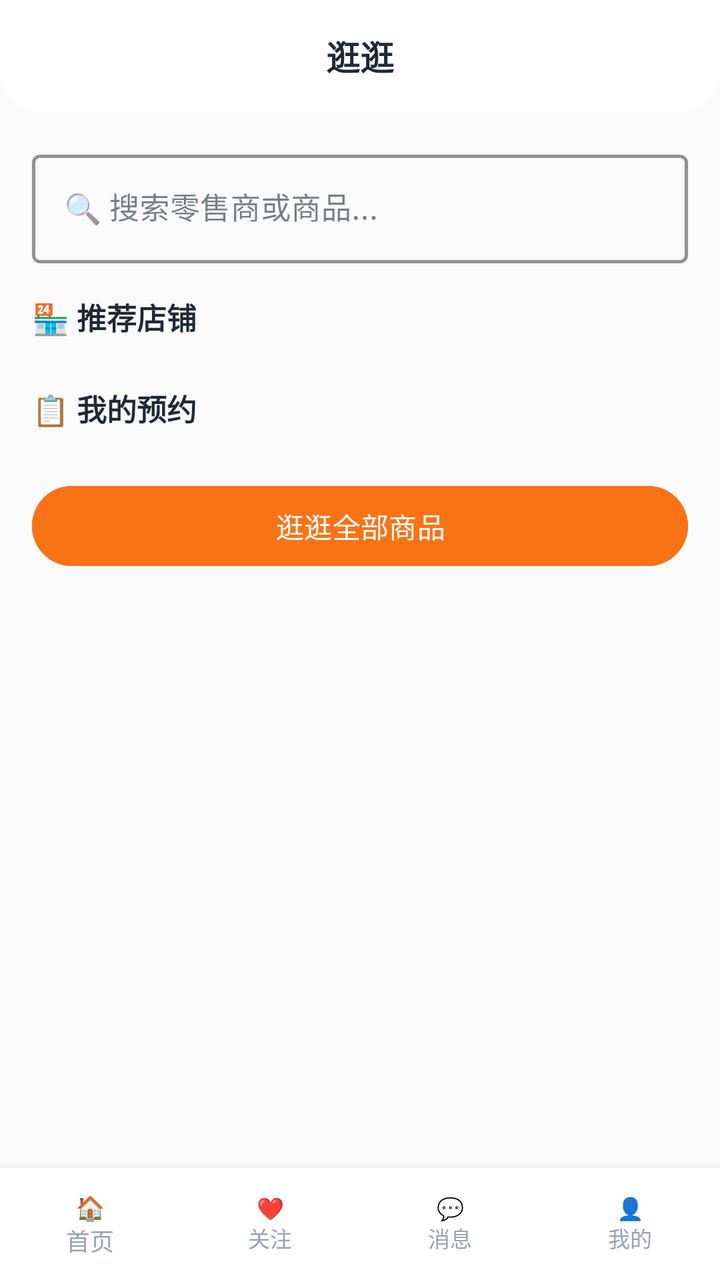
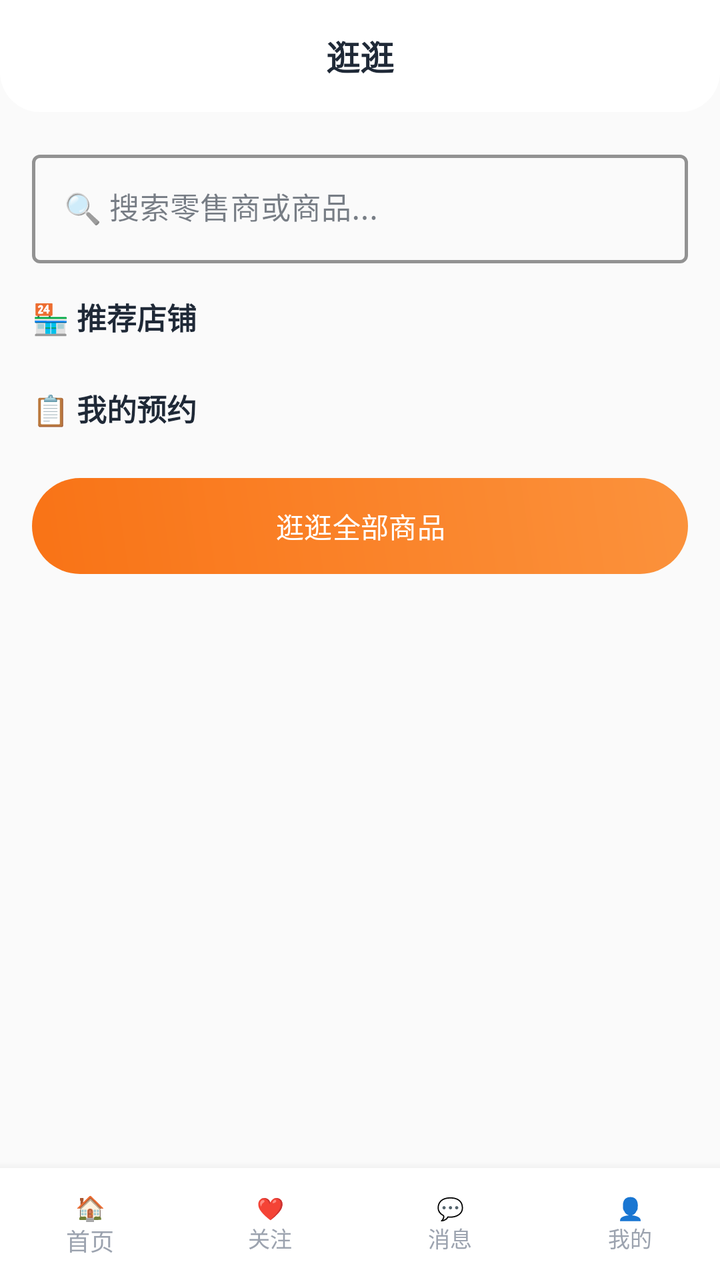

An Android layout rendered at two revisions. The XML below is the earlier revision; the diff shows what the commit changed to produce the second picture.
<!-- AndroidManifest.xml: application theme Theme.ClothingSI -->
<!-- res/layout/activity_buyer_home.xml -->
<?xml version="1.0" encoding="utf-8"?>
<LinearLayout xmlns:android="http://schemas.android.com/apk/res/android"
    xmlns:app="http://schemas.android.com/apk/res-auto"
    android:layout_width="match_parent" android:layout_height="match_parent"
    android:orientation="vertical" android:background="@color/md_surface_container_low">
    <RelativeLayout android:layout_width="match_parent" android:layout_height="56dp"
        android:background="@drawable/header_bar_bg">
        <TextView android:id="@+id/btn_back" android:layout_width="36dp" android:layout_height="36dp"
            android:text="‹" android:textSize="20sp" android:textColor="@color/md_on_surface"
            android:gravity="center" android:background="@drawable/circle_bg" android:visibility="gone" />
        <TextView android:layout_width="wrap_content" android:layout_height="wrap_content"
            android:text="逛逛" android:textSize="17sp" android:textStyle="bold"
            android:textColor="@color/md_on_surface" android:layout_centerInParent="true" />
    </RelativeLayout>
    <ScrollView android:layout_width="match_parent" android:layout_height="0dp"
        android:layout_weight="1">
        <LinearLayout android:layout_width="match_parent" android:layout_height="wrap_content"
            android:orientation="vertical" android:padding="16dp">
            <com.google.android.material.textfield.TextInputLayout
                style="@style/Widget.MaterialComponents.TextInputLayout.OutlinedBox"
                android:layout_width="match_parent" android:layout_height="wrap_content"
                app:boxStrokeColor="@color/md_primary" app:boxStrokeWidth="1.5dp"
                android:layout_marginBottom="16dp">
                <com.google.android.material.textfield.TextInputEditText android:id="@+id/et_search"
                    android:layout_width="match_parent" android:layout_height="wrap_content"
                    android:hint="🔍 搜索零售商或商品..." android:textSize="15sp"
                    android:focusable="false" android:cursorVisible="false" />
            </com.google.android.material.textfield.TextInputLayout>
            <TextView android:layout_width="wrap_content" android:layout_height="wrap_content"
                android:text="🏪 推荐店铺" android:textSize="15sp" android:textStyle="bold"
                android:textColor="@color/md_on_surface" android:layout_marginBottom="8dp" />
            <LinearLayout android:id="@+id/layout_followed_stores"
                android:layout_width="match_parent" android:layout_height="wrap_content"
                android:orientation="vertical" android:layout_marginBottom="16dp" />
            <TextView android:layout_width="wrap_content" android:layout_height="wrap_content"
                android:text="📋 我的预约" android:textSize="15sp" android:textStyle="bold"
                android:textColor="@color/md_on_surface" android:layout_marginBottom="8dp" />
            <LinearLayout android:id="@+id/layout_appointments"
                android:layout_width="match_parent" android:layout_height="wrap_content"
                android:orientation="vertical" android:layout_marginBottom="16dp" />
            <com.google.android.material.button.MaterialButton android:id="@+id/btn_buy"
                android:layout_width="match_parent" android:layout_height="48dp"
                android:text="逛逛全部商品" app:cornerRadius="24dp"
                android:backgroundTint="@color/md_primary"
                android:textColor="@color/md_on_primary" />
        </LinearLayout>
    </ScrollView>
    <include layout="@layout/include_buyer_bottom" />
</LinearLayout>
<!-- res/layout/include_buyer_bottom.xml (included above) -->
<?xml version="1.0" encoding="utf-8"?>
<LinearLayout xmlns:android="http://schemas.android.com/apk/res/android"
    android:layout_width="match_parent" android:layout_height="56dp"
    android:orientation="horizontal" android:gravity="center"
    android:background="@color/md_surface"
    android:elevation="8dp"
    android:weightSum="4">
    <TextView android:id="@+id/bottom_home" android:layout_width="0dp" android:layout_height="match_parent"
        android:layout_weight="1" android:gravity="center" android:text="🏠\n首页"
        android:textSize="12sp" android:lines="2" android:lineSpacingExtra="0dp"
        android:textColor="@color/md_on_surface_variant"
        android:clickable="true" android:focusable="true" />
    <TextView android:id="@+id/bottom_follow" android:layout_width="0dp" android:layout_height="match_parent"
        android:layout_weight="1" android:gravity="center" android:text="❤️\n关注"
        android:textSize="11sp" android:lines="2" android:lineSpacingExtra="0dp"
        android:textColor="@color/md_on_surface_variant"
        android:clickable="true" android:focusable="true" />
    <TextView android:id="@+id/bottom_messages" android:layout_width="0dp" android:layout_height="match_parent"
        android:layout_weight="1" android:gravity="center" android:text="💬\n消息"
        android:textSize="11sp" android:lines="2" android:lineSpacingExtra="0dp"
        android:textColor="@color/md_on_surface_variant"
        android:clickable="true" android:focusable="true" />
    <TextView android:id="@+id/bottom_profile" android:layout_width="0dp" android:layout_height="match_parent"
        android:layout_weight="1" android:gravity="center" android:text="👤\n我的"
        android:textSize="11sp" android:lines="2" android:lineSpacingExtra="0dp"
        android:textColor="@color/md_on_surface_variant"
        android:clickable="true" android:focusable="true" />
</LinearLayout>
<!-- resources referenced by this layout -->
<resources>
  <color name="md_on_primary">#FFFFFF</color>
  <color name="md_on_surface">#1F2937</color>
  <color name="md_on_surface_variant">#9CA3AF</color>
  <color name="md_primary">#F97316</color>
  <color name="md_surface">#FFFFFF</color>
  <color name="md_surface_container_low">#FAFAFA</color>
  <!-- drawable circle_bg (drawable) -->
  <?xml version="1.0" encoding="utf-8"?>
  <shape xmlns:android="http://schemas.android.com/apk/res/android" android:shape="oval">
      <solid android:color="#26FFFFFF" />
  </shape>
  <!-- drawable header_bar_bg (drawable) -->
  <?xml version="1.0" encoding="utf-8"?>
  <shape xmlns:android="http://schemas.android.com/apk/res/android" android:shape="rectangle">
      <solid android:color="@color/md_surface" />
      <corners android:topLeftRadius="0dp" android:topRightRadius="0dp" android:bottomLeftRadius="20dp" android:bottomRightRadius="20dp" />
  </shape>
  <style name="Theme.ClothingSI" parent="Theme.Material3.Light.NoActionBar">
          
          <item name="colorPrimary">@color/md_primary</item>
          <item name="colorOnPrimary">@color/md_on_primary</item>
          <item name="colorPrimaryContainer">@color/md_primary_container</item>
          <item name="colorOnPrimaryContainer">@color/md_on_primary_container</item>
  
          
          <item name="colorSecondary">@color/md_secondary</item>
          <item name="colorOnSecondary">@color/md_on_secondary</item>
          <item name="colorSecondaryContainer">@color/md_secondary_container</item>
          <item name="colorOnSecondaryContainer">@color/md_on_secondary_container</item>
  
          
          <item name="android:colorBackground">@color/md_surface_container_low</item>
          <item name="colorSurface">@color/md_surface</item>
          <item name="colorOnSurface">@color/md_on_surface</item>
          <item name="colorOnSurfaceVariant">@color/md_on_surface_variant</item>
  
          
          <item name="colorOutline">@color/md_outline</item>
          <item name="colorOutlineVariant">@color/md_outline_variant</item>
  
          
          <item name="colorError">@color/md_error</item>
          <item name="colorOnError">@color/md_on_error</item>
  
          
          <item name="android:statusBarColor">@android:color/transparent</item>
          <item name="android:navigationBarColor">@color/md_surface</item>
          <item name="android:windowLightStatusBar">true</item>
  
          
          <item name="android:fontFamily">sans-serif</item>
          <item name="android:textViewStyle">@style/TextView.Base</item>
      </style>
  <color name="md_primary_container">#FFF7ED</color>
  <color name="md_on_primary_container">#5C3D00</color>
  <color name="md_secondary">#2563EB</color>
  <color name="md_on_secondary">#FFFFFF</color>
  <color name="md_secondary_container">#DBEAFE</color>
  <color name="md_on_secondary_container">#001A3E</color>
  <color name="md_outline">#9CA3AF</color>
  <color name="md_outline_variant">#D1D5DB</color>
  <color name="md_error">#EF4444</color>
  <color name="md_on_error">#FFFFFF</color>
  <style name="TextView.Base" parent="android:Widget.TextView">
          <item name="android:fontFamily">sans-serif</item>
      </style>
</resources>

<!-- the commit's change to res/layout/activity_buyer_home.xml (unified diff, before → after) -->
@@ -41,7 +41,7 @@
             <com.google.android.material.button.MaterialButton android:id="@+id/btn_buy"
                 android:layout_width="match_parent" android:layout_height="48dp"
                 android:text="逛逛全部商品" app:cornerRadius="24dp"
-                android:backgroundTint="@color/md_primary"
+                android:background="@drawable/btn_gradient_primary" app:backgroundTint="@null"
                 android:textColor="@color/md_on_primary" />
         </LinearLayout>
     </ScrollView>
<!-- resource entries referenced after the edit -->
@@ -6,6 +6,15 @@
   <color name="md_primary">#F97316</color>
   <color name="md_surface">#FFFFFF</color>
   <color name="md_surface_container_low">#FAFAFA</color>
+  <!-- drawable btn_gradient_primary (drawable) -->
+  <?xml version="1.0" encoding="utf-8"?>
+  <shape xmlns:android="http://schemas.android.com/apk/res/android" android:shape="rectangle">
+      <corners android:radius="26dp" />
+      <gradient
+          android:startColor="#F97316"
+          android:endColor="#FB923C"
+          android:angle="45" />
+  </shape>
   <!-- drawable circle_bg (drawable) -->
   <?xml version="1.0" encoding="utf-8"?>
   <shape xmlns:android="http://schemas.android.com/apk/res/android" android:shape="oval">
